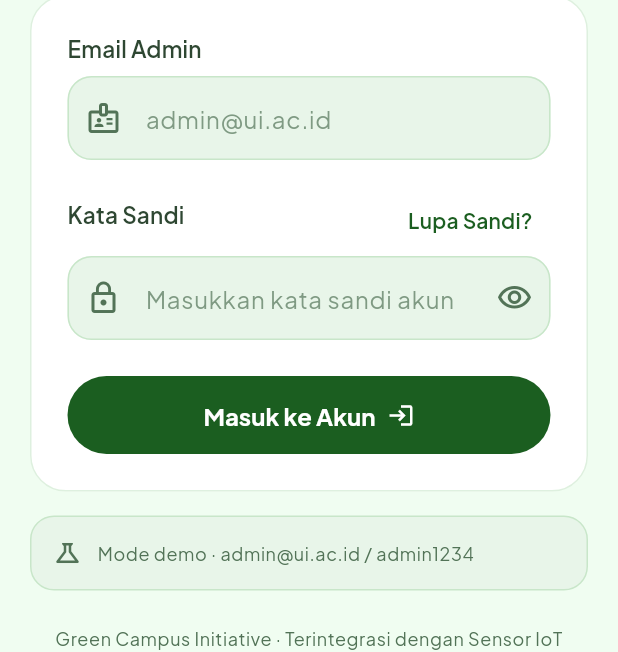
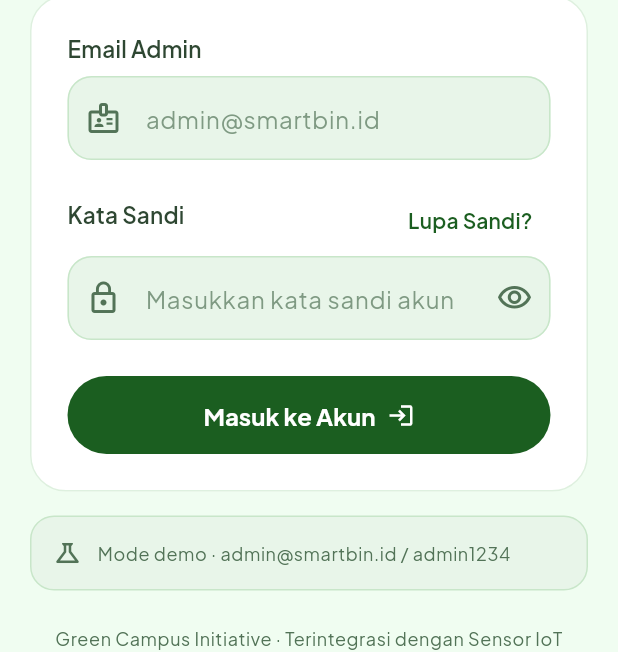
Before and after one commit to ramadhanjp2/smartbin, a Flutter app: the LoginScreen screen opened by its route, after a tap on "Admin / Teknisi", on a phone screen of 412 x 824 dp. Shown: the part 581-1233 px from the top of the screen. Run offline on Flutter 3.47's test engine with Material 3 defaults, Android fonts, the phone set to English and light mode, and no system bars; our stand-ins replace flutter_riverpod, go_router, google_fonts, shared_preferences; accounts and stored records are empty.

Commit message:
fix: perbarui placeholder login dan email admin

```diff
--- a/lib/data/mock_smartbin_repository.dart
+++ b/lib/data/mock_smartbin_repository.dart
@@ -8,7 +8,7 @@
 ///
 /// Akun demo:
 /// - Mahasiswa: NIM `2106728190` atau `ramadhan@student.polije.ac.id`, sandi `smartbin123`
-/// - Admin: `admin@ui.ac.id`, sandi `admin1234`
+/// - Admin: `admin@smartbin.id`, sandi `admin1234`
 class MockSmartbinRepository implements SmartbinRepository {
   MockSmartbinRepository({this.latency = const Duration(milliseconds: 700)}) {
     _seed();
@@ -57,7 +57,7 @@
         id: 'a-1',
         nim: 'ADM-001',
         name: 'Dimas Pratama',
-        email: 'admin@ui.ac.id',
+        email: 'admin@smartbin.id',
         role: UserRole.admin,
         faculty: 'Pengelola Mesin · Fasilitas UI',
       ),
--- a/lib/features/auth/login_screen.dart
+++ b/lib/features/auth/login_screen.dart
@@ -102,7 +102,7 @@
                         textInputAction: TextInputAction.next,
                         autofillHints: const [AutofillHints.username],
                         decoration: InputDecoration(
-                          hintText: _admin ? 'admin@ui.ac.id' : 'Contoh: E32253079 atau nama@student.polije.ac.id',
+                          hintText: _admin ? 'admin@smartbin.id' : 'Masukkan NIM atau email kampus',
                           prefixIcon: const Icon(Icons.badge_outlined),
                           fillColor: p.cardMuted,
                         ),
@@ -238,7 +238,7 @@
           const SizedBox(width: 10),
           Expanded(
             child: Text(
-              admin ? 'Mode demo · admin@ui.ac.id / admin1234' : 'Mode demo · 2106728190 / smartbin123',
+              admin ? 'Mode demo · admin@smartbin.id / admin1234' : 'Mode demo · 2106728190 / smartbin123',
               style: context.text.bodySmall?.copyWith(color: p.textMuted),
             ),
           ),
```
Also changed, not shown: 2 other files.
